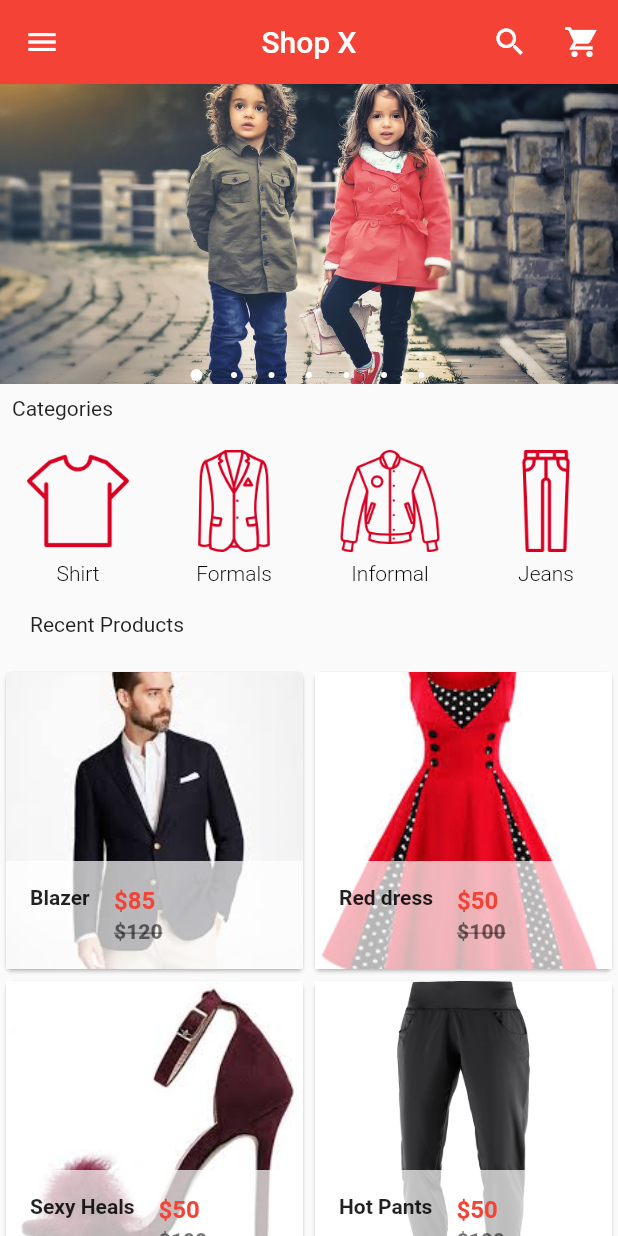
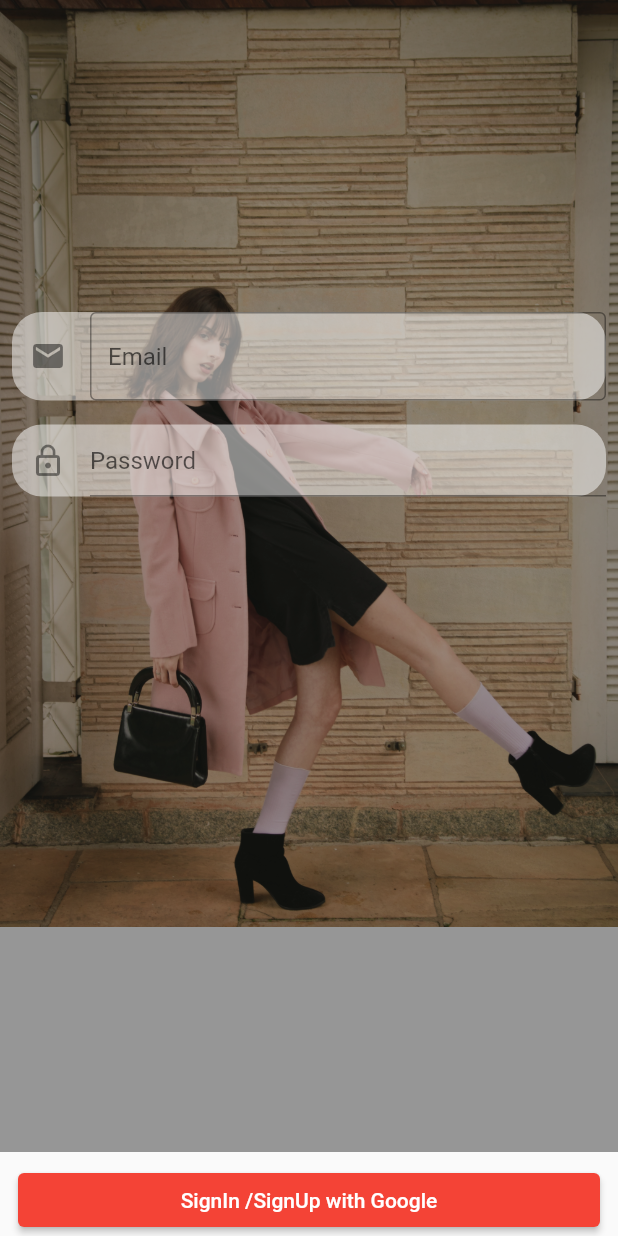
Before and after one commit to Aditya-mohanti/ShopX-APP, a Flutter app: the screen it shows after launch, on a phone screen of 412 x 824 dp. Run offline on Flutter 3.47's test engine with Material 2 defaults, Android fonts, the phone set to English and light mode, and no system bars; drawn by our look-alikes of carousel_pro; our stand-ins replace cloud_firestore, firebase_auth, firebase_core, fluttertoast, google_sign_in, shared_preferences; accounts and stored records are empty.

Commit message:
Initial commit this is nice shopping app

```diff
--- a/lib/main.dart
+++ b/lib/main.dart
@@ -1,155 +1,16 @@
-import 'package:carousel_pro/carousel_pro.dart';
+
+import 'package:firebase_core/firebase_core.dart';
 import 'package:flutter/material.dart';
-import 'package:shop_x/components/horizontal_listview.dart';
-import 'package:shop_x/pages/cart.dart';
-import 'package:firebase_auth/firebase_auth.dart';
-import 'package:cloud_firestore/cloud_firestore.dart';
-import 'package:google_sign_in/google_sign_in.dart';
-
-
+import 'package:shop_x/pages/login.dart';
 import 'components/products.dart';
-void main(){
+import 'pages/home.dart';
+void main()async{
+  WidgetsFlutterBinding.ensureInitialized();
+  await Firebase.initializeApp();
   runApp(
     MaterialApp(
       debugShowCheckedModeBanner: false,
-      home:HomePage(),
+      home:Login(),
     )
   );
 }
-class HomePage extends StatefulWidget {
-  const HomePage({Key? key}) : super(key: key);
-
-  @override
-  State<HomePage> createState() => _HomePageState();
-}
-
-class _HomePageState extends State<HomePage> {
-  @override
-  Widget build(BuildContext context) {
-    Widget image_carousel=new Container(
-      height: 200.0,
-      child: new Carousel(
-        boxFit: BoxFit.cover,
-        images: [
-          AssetImage('assets/images/c1.jpg'),
-          AssetImage('assets/images/IMG_1266.JPG'),
-          AssetImage('assets/images/m1.jpeg'),
-          AssetImage('assets/images/m2.jpg'),
-          AssetImage('assets/images/w1.jpeg'),
-          AssetImage('assets/images/w3.jpeg'),
-          AssetImage('assets/images/w4.jpeg'),
-        ],
-        autoplay: true,
-        //animationCurve: Curves.fastOutSlowIn,
-        //animationDuration: Duration(milliseconds: 10),
-        dotSize: 4.0,
-        dotBgColor: Colors.transparent,
-        indicatorBgPadding: 2.0,
-      ),
-
-    );
-    return Scaffold(
-      appBar: AppBar(
-        elevation: 0.1,
-        backgroundColor: Colors.red,
-        centerTitle: true,
-        title: Text("Shop X"),
-        actions: <Widget>[
-          new IconButton(icon: Icon(Icons.search,color: Colors.white,),onPressed: (){}),
-          new IconButton(icon: Icon(Icons.shopping_cart_sharp,color: Colors.white),onPressed: (){
-            Navigator.push(context, MaterialPageRoute(builder: (context)=>new Cart()));
-          }),
-        ],
-      ),
-      drawer: new Drawer(
-        child: new ListView(
-          children: <Widget>[
-            //header
-            new UserAccountsDrawerHeader(
-                accountName: Text('Aditya Mohanty'),
-                accountEmail: Text('adityanarayan631@gmail.com'),
-            currentAccountPicture: GestureDetector(
-              child: new CircleAvatar(
-                backgroundColor: Colors.grey,
-                child: Icon(Icons.person,color: Colors.white),
-              ),
-            ),
-              decoration: BoxDecoration(
-                color: Colors.red,
-              ),
-            ),
-            // body
-            InkWell(
-              onTap: (){},
-              child: ListTile(
-                title: Text('Home Page'),
-                leading: Icon(Icons.home,color: Colors.blue,),
-              ),
-            ),
-            InkWell(
-              onTap: (){},
-              child: ListTile(
-                title: Text('My Account'),
-                leading: Icon(Icons.person,color: Colors.blue,),
-              ),
-            ),
-            InkWell(
-              onTap: (){},
-              child: ListTile(
-                title: Text('My Orders'),
-                leading: Icon(Icons.shopping_basket_rounded,color: Colors.blue,),
-              ),
-            ),
-            InkWell(
-              onTap: (){},
-              child: ListTile(
-                title: Text('Favourites'),
-                leading: Icon(Icons.favorite,color: Colors.purpleAccent,),
-              ),
-            ),
-            InkWell(
-              onTap: (){
-                Navigator.push(context, MaterialPageRoute(builder: (context)=>new Cart()));
-              },
-              child: ListTile(
-                title: Text('Shoping Cart'),
-                leading: Icon(Icons.shopping_cart,color: Colors.blue,),
-              ),
-            ),
-            Divider(),
-            InkWell(
-              onTap: (){},
-              child: ListTile(
-                title: Text('Settings'),
-                leading: Icon(Icons.settings,color: Colors.blue,),
-              ),
-            ),
-            InkWell(
-              onTap: (){},
-              child: ListTile(
-                title: Text('About'),
-                leading: Icon(Icons.question_mark,color: Colors.red,),
-              ),
-            ),
-          ],
-        ),
-      ),
-      body: ListView(
-        children: <Widget>[
-          image_carousel,
-          new Padding(padding: const EdgeInsets.all(8.0),
-          child: new Text("Categories"),
-          ),
-          HorizontalList(),
-          new Padding(padding: const EdgeInsets.all(20.0),
-          child: new Text("Recent Products"),),
-          // Grid View
-          Container(
-            height: 450.0,
-            child: Products(),
-          )
-        ],
-      ),
-    );
-  }
-}
--- a/lib/pages/login.dart
+++ b/lib/pages/login.dart
@@ -0,0 +1,212 @@
+import 'package:firebase_auth/firebase_auth.dart';
+import 'package:flutter/material.dart';
+import 'package:shared_preferences/shared_preferences.dart';
+import 'package:fluttertoast/fluttertoast.dart';
+import 'package:google_sign_in/google_sign_in.dart';
+import 'package:cloud_firestore/cloud_firestore.dart';
+import 'package:shop_x/pages/home.dart';
+class Login extends StatefulWidget {
+  @override
+  State<Login> createState() => _LoginState();
+}
+
+class _LoginState extends State<Login> {
+  final GoogleSignIn googleSignIn= new GoogleSignIn();
+  final FirebaseAuth firebaseAuth= FirebaseAuth.instance;
+  final _formkey=GlobalKey<FormFieldState>();
+  TextEditingController _emailTextController=TextEditingController();
+  TextEditingController _passwordTextController=TextEditingController();
+  late SharedPreferences preferences;
+  bool loading=false;
+  bool isLogedin=false;
+  @override
+  void initState() {
+    // TODO: implement initState
+    super.initState();
+    isSignedIn();
+  }
+  void isSignedIn() async{
+    setState(() {
+      loading=true;
+    });
+    preferences=await SharedPreferences.getInstance();
+    isLogedin=await googleSignIn.isSignedIn();
+    if(isLogedin){
+      Navigator.pushReplacement(context, MaterialPageRoute(builder:(context)=>HomePage()));
+    }
+    setState(() {
+      loading=false;
+    });
+  }
+  Future handleSignedIn() async {
+    preferences = await SharedPreferences.getInstance();
+    setState(() {
+      loading = true;
+    });
+    GoogleSignInAccount? googleuser = await googleSignIn.signIn();
+    GoogleSignInAuthentication? googleSignInAuthentication = await googleuser
+        ?.authentication;
+    final AuthCredential credential = GoogleAuthProvider.credential(
+      accessToken: googleSignInAuthentication?.accessToken,
+      idToken: googleSignInAuthentication?.idToken,
+
+    );
+    final UserCredential authresult = await firebaseAuth.signInWithCredential(
+        credential);
+    final User? user = authresult.user;
+
+    if (user != null) {
+      final QuerySnapshot result = await FirebaseFirestore.instance
+          .collection('users')
+          .where('id',isEqualTo: user.uid)
+          .get();
+      final List<DocumentSnapshot> documents = result.docs;
+      if(documents.length==0)
+      {
+        FirebaseFirestore.instance
+            .collection('users')
+            .doc(user.uid)
+            .set({
+          "id":user.uid,
+          "username":user.displayName,
+          "profilepicture":user.photoURL,
+        });
+        await preferences.setString("id", user.uid);
+        await preferences.setString("username", user.displayName??'');
+        await preferences.setString("photoURL", user.photoURL??'');
+      }else
+      {
+        await preferences.setString("id",documents[0]['id']);
+        await preferences.setString("username",documents[0]['username']);
+        await preferences.setString("photoURL",documents[0]['photoURL']);
+
+      }
+      Fluttertoast.showToast(msg: "Logged in successfuly");
+      setState(() {
+        loading=false;
+      });
+    }
+}
+
+  @override
+  Widget build(BuildContext context) {
+    return Scaffold(
+      body: Stack(
+
+        children: <Widget>[
+          Image.asset(
+            'assets/login.jpg',
+          fit: BoxFit.contain,
+          width: double.infinity,
+          ),
+          //// to show logo design
+          Container(
+            color: Colors.black.withOpacity(0.4),
+            width: double.infinity,
+            height: double.infinity,
+          ),
+          Padding(
+            padding: const EdgeInsets.only(top: 200.0),
+            child: Center(
+                child: Form(
+                  key: _formkey,
+                  child: Column(
+                    children: <Widget>[
+                      Padding(
+                        padding: const EdgeInsets.all(8.0),
+                        child: Material(
+                          borderRadius: BorderRadius.circular(20.0),
+                          color: Colors.white.withOpacity(0.5),
+                          elevation: 0.0,
+                          child: Padding(
+                            padding: const EdgeInsets.only(left:12.0),
+                            child: TextFormField(
+                              controller: _emailTextController,
+                              decoration: InputDecoration(
+                                hintText: "Email",
+                                icon: Icon(Icons.email),
+                                border: OutlineInputBorder(),
+                              ),
+                             validator: (value) {
+                                if (value==null) {
+                                  String pattern =
+                                      r'^(([^<>()[\]\\.,;:\s@\"]+(\.[^<>()[\]\\.,;:\s@\"]+)*)|(\".+\"))@((\[[0-9]{1,3}\.[0-9]{1,3}\.[0-9]{1,3}\.[0-9]{1,3}\])|(([a-zA-Z\-0-9]+\.)+[a-zA-Z]{2,}))$';
+                                  RegExp regex = RegExp(pattern);
+                                  if (!regex.hasMatch(value!))
+                                    return 'Please make sure your email address is valid';
+                                  else
+                                    return null;
+                                }
+                              },
+                            ),
+                          ),
+                        ),
+                      ),
+                      Padding(
+                        padding: const EdgeInsets.all(8.0),
+                        child: Material(
+                          borderRadius: BorderRadius.circular(20.0),
+                          color: Colors.white.withOpacity(0.5),
+                          elevation: 0.0,
+                          child: Padding(
+                            padding: const EdgeInsets.only(left:12.0),
+                            child: TextFormField(
+                              controller: _passwordTextController,
+
+                              decoration: InputDecoration(
+                                hintText: "Password",
+                                icon: Icon(Icons.lock_outline),
+                                //border: OutlineInputBorder(),
+                              ),
+                              validator: (value){
+                                if (value==null) {
+                                 return"This Password is incorrect";
+                                }
+                                else if(value.length<6){
+                                  return"the password has to be atleast 6 characters long ";
+                                }
+                              },
+                            ),
+                          ),
+                        ),
+                      ),
+                    ],
+                  ),
+                ),
+              ),
+          ),
+
+          Visibility(
+            visible: loading ?? true,
+            child: Center(
+              child: Container(
+                color: Colors.white.withOpacity(0.7),
+                child: CircularProgressIndicator(
+                  valueColor: AlwaysStoppedAnimation<Color>(Colors.red),
+                ),
+              ),
+            ),
+          ),
+        ],
+      ),
+      bottomNavigationBar:Container(
+          child:Padding(
+            padding: const EdgeInsets.only(right:12.0,top:8.0,left: 12.0,),
+            child: ElevatedButton(
+              onPressed: () {
+                handleSignedIn();
+              },
+              style: ButtonStyle(
+                backgroundColor: MaterialStateProperty.all(Colors.red),
+              ),
+              child: Text(
+                'SignIn /SignUp with Google',
+                style: TextStyle(color: Colors.white),
+              ),
+            ),
+          ),
+      ) ,
+    );
+  }
+
+}
--- a/lib/pages/products_details.dart
+++ b/lib/pages/products_details.dart
@@ -2,6 +2,7 @@ import 'package:flutter/material.dart';
 import 'package:shop_x/main.dart';
 
 import '../components/products.dart';
+import 'home.dart';
 class PageDetails extends StatefulWidget {
   final product_detail_name;
   final product_detail_old_prize;
--- a/pubspec.yaml
+++ b/pubspec.yaml
@@ -31,11 +31,13 @@ dependencies:
   flutter:
     sdk: flutter
   carousel_pro: ^1.0.0
-  firebase_auth: ^4.3.0
+  firebase_auth: ^4.4.0
   cloud_firestore: ^4.4.5
   google_sign_in: ^6.0.2
   shared_preferences: ^2.0.20
   fluttertoast: ^8.2.1
+  firebase_core: ^2.9.0
+
 
 
 
@@ -88,6 +90,8 @@ flutter:
     - assets/images/products/shoe1.jpg
     - assets/images/products/skt1.jpeg
     - assets/images/products/skt2.jpeg
+    - assets/login.jpg
+    - assets/design.jpg
   # An image asset can refer to one or more resolution-specific "variants", see
   # https://flutter.dev/assets-and-images/#resolution-aware
 
```
Also changed, not shown: assets/design.jpg (added), assets/login.jpg (added), pubspec.lock, 1 other file.
